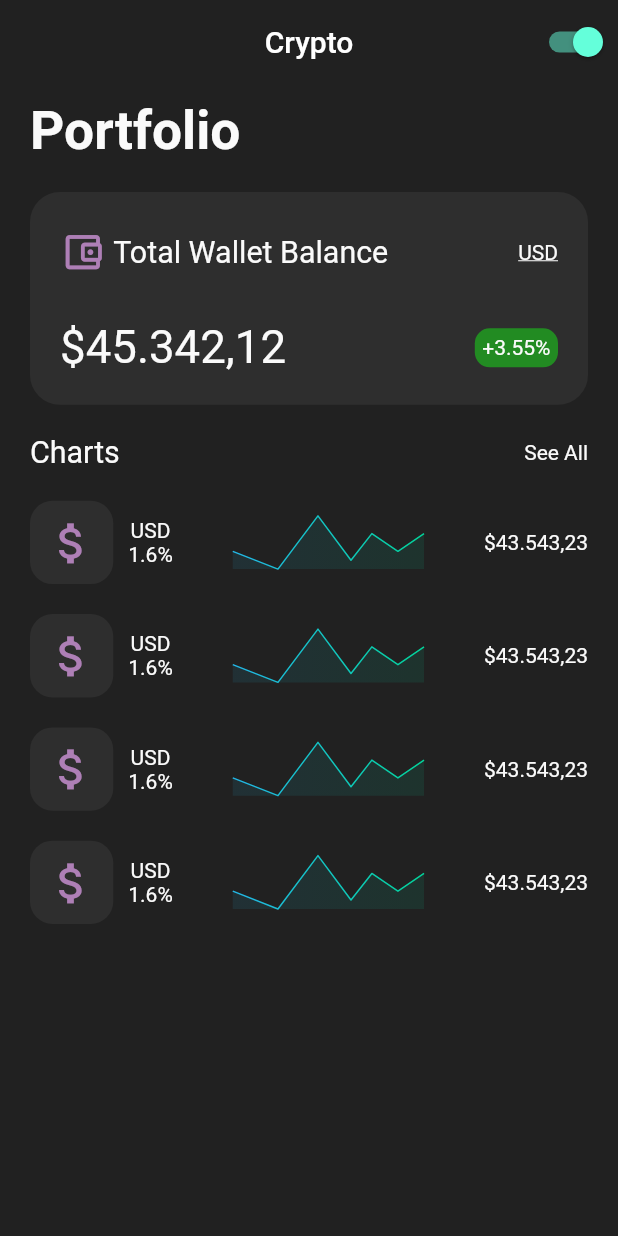
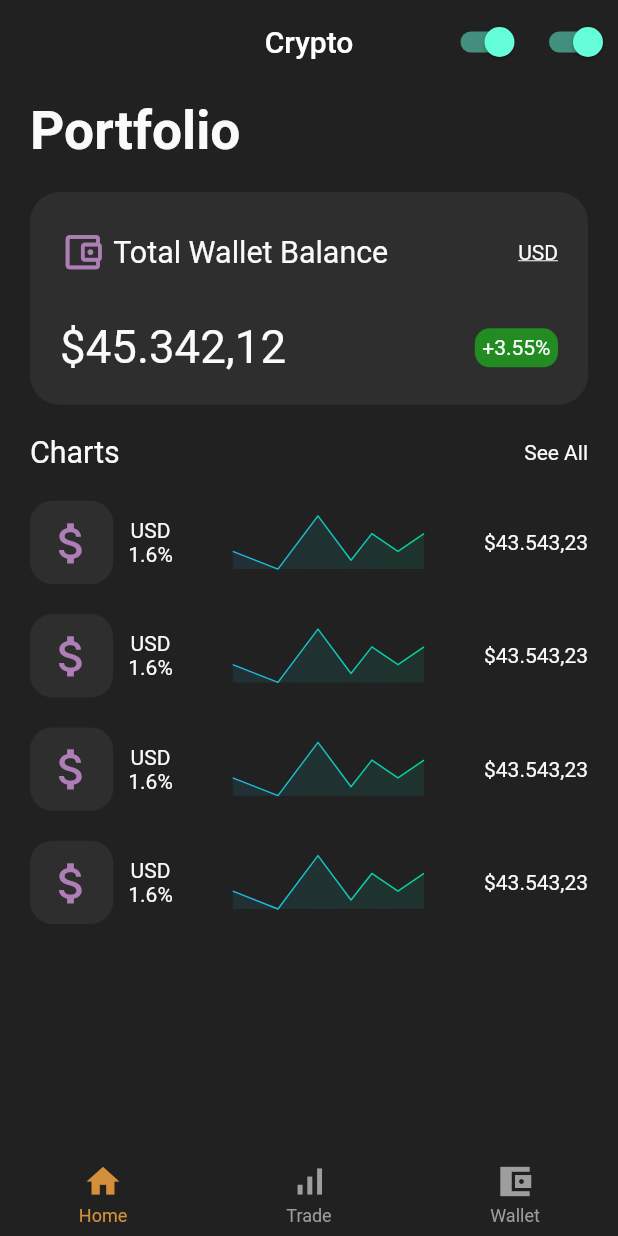
Before and after one commit to emrecoskun705/crypto_trading_game_app, a Flutter app: the screen it shows after launch, on a phone screen of 412 x 824 dp. Run offline on Flutter 3.47's test engine with Material 2 defaults, Android fonts, the phone set to English and light mode, and no system bars; drawn by our look-alikes of fl_chart, persistent_bottom_nav_bar.

Commit message:
Add persistent bottom navbar I used persistent_bottom_navbar package to handle persistent bottom navbar easily. Also tr/en language support updated.

```diff
--- a/lib/l10n/intl_en.arb
+++ b/lib/l10n/intl_en.arb
@@ -1,7 +1,11 @@
 {
+  "@@locale": "en",
   "titleText": "Crypto",
   "portfolioText": "Portfolio",
   "totalWalletBalanceText": "Total Wallet Balance",
   "chartsText": "Charts",
-  "seeAllText": "See All"
+  "seeAllText": "See All",
+  "homeText": "Home",
+  "tradeText": "Trade",
+  "walletText": "Wallet"
 }
--- a/lib/l10n/intl_tr.arb
+++ b/lib/l10n/intl_tr.arb
@@ -1,7 +1,11 @@
 {
+  "@@locale": "tr",
   "titleText": "Kripto",
   "portfolioText": "Portfolyo",
   "totalWalletBalanceText": "Toplam Cüzdan Bakiyesi",
   "chartsText": "Grafikler",
-  "seeAllText": "Hepsi"
+  "seeAllText": "Hepsi",
+  "homeText": "Ana Sayfa",
+  "tradeText": "Al/Sat",
+  "walletText": "Cüzdan"
 }
--- a/lib/main.dart
+++ b/lib/main.dart
@@ -1,7 +1,7 @@
 import 'package:crypto_trading_game/generated/l10n.dart';
 import 'package:crypto_trading_game/provider/language_change_provider.dart';
 import 'package:crypto_trading_game/provider/theme_provider.dart';
-import 'package:crypto_trading_game/screens/home/home_screen.dart';
+import 'package:crypto_trading_game/screens/main_persistent_tab.dart';
 import 'package:flutter/material.dart';
 import 'package:flutter/services.dart';
 import 'package:flutter_localizations/flutter_localizations.dart';
@@ -41,7 +41,7 @@ class MyApp extends StatelessWidget {
             themeMode: theme.themeMode,
             theme: MyThemes.lightTheme,
             darkTheme: MyThemes.darkTheme,
-            home: HomeScreen(),
+            home: MainPersistentTab(),
           );
         },
       ),
--- a/lib/provider/language_change_provider.dart
+++ b/lib/provider/language_change_provider.dart
@@ -9,4 +9,9 @@ class LanguageChangeProvider extends ChangeNotifier {
     this._currentLocale = Locale(locale);
     notifyListeners();
   }
+
+  void toggleLanguage(bool isOn) {
+    this._currentLocale = isOn ? Locale('en') : Locale('tr');
+    notifyListeners();
+  }
 }
--- a/lib/provider/theme_provider.dart
+++ b/lib/provider/theme_provider.dart
@@ -30,8 +30,8 @@ class MyThemes {
   );
 
   static final lightTheme = ThemeData(
-    scaffoldBackgroundColor: Colors.white,
-    primaryColor: Colors.white,
+    scaffoldBackgroundColor: Color(0xFFFAFAFA),
+    primaryColor: Color(0xFFFAFAFA),
     colorScheme: ColorScheme.light(),
     iconTheme: IconThemeData(color: Colors.red, opacity: 0.8),
   );
--- a/lib/screens/home/home_screen.dart
+++ b/lib/screens/home/home_screen.dart
@@ -1,5 +1,6 @@
 import 'package:crypto_trading_game/constants.dart';
 import 'package:crypto_trading_game/generated/l10n.dart';
+import 'package:crypto_trading_game/screens/widgets/change_language_button.dart';
 import 'package:crypto_trading_game/screens/widgets/chart_card.dart';
 import 'package:crypto_trading_game/screens/widgets/change_theme_button_widget.dart';
 import 'package:flutter/cupertino.dart';
@@ -20,6 +21,7 @@ class HomeScreen extends StatelessWidget {
         centerTitle: true,
         title: Text(S.of(context).titleText),
         actions: [
+          ChangeLanguageButton(),
           ChangeThemeButtonWidget(),
         ],
       ),
--- /dev/null
+++ b/lib/screens/main_persistent_tab.dart
@@ -0,0 +1,81 @@
+import 'package:crypto_trading_game/generated/l10n.dart';
+import 'package:crypto_trading_game/provider/theme_provider.dart';
+import 'package:crypto_trading_game/screens/home/home_screen.dart';
+import 'package:flutter/material.dart';
+import 'package:persistent_bottom_nav_bar/persistent-tab-view.dart';
+import 'package:provider/provider.dart';
+
+class MainPersistentTab extends StatefulWidget {
+  const MainPersistentTab({Key? key}) : super(key: key);
+
+  @override
+  _MainPersistentTabState createState() => _MainPersistentTabState();
+}
+
+class _MainPersistentTabState extends State<MainPersistentTab> {
+  @override
+  Widget build(BuildContext context) {
+    return buildPersistentTabView(context);
+  }
+
+  List<Widget> screens = [
+    HomeScreen(),
+    Container(),
+    Container(),
+  ];
+
+  List<PersistentBottomNavBarItem> _navbarItems(BuildContext context) {
+    return [
+      PersistentBottomNavBarItem(
+        icon: Icon(Icons.home),
+        title: (S.of(context).homeText),
+        activeColorPrimary: Colors.orangeAccent.withOpacity(0.8),
+        inactiveColorPrimary: Colors.grey,
+        routeAndNavigatorSettings: RouteAndNavigatorSettings(initialRoute: '/'),
+      ),
+      PersistentBottomNavBarItem(
+        icon: Icon(Icons.signal_cellular_alt),
+        title: (S.of(context).tradeText),
+        activeColorPrimary: Colors.orangeAccent.withOpacity(0.8),
+        inactiveColorPrimary: Colors.grey,
+        routeAndNavigatorSettings: RouteAndNavigatorSettings(initialRoute: '/'),
+      ),
+      PersistentBottomNavBarItem(
+        icon: Icon(Icons.account_balance_wallet_sharp),
+        title: (S.of(context).walletText),
+        activeColorPrimary: Colors.orangeAccent.withOpacity(0.8),
+        inactiveColorPrimary: Colors.grey,
+        routeAndNavigatorSettings: RouteAndNavigatorSettings(initialRoute: '/'),
+      ),
+    ];
+  }
+
+  Widget buildPersistentTabView(BuildContext context) {
+    return PersistentTabView(
+      context,
+      screens: screens,
+      items: _navbarItems(context),
+      confineInSafeArea: true,
+      backgroundColor:
+          context.watch<ThemeProvider>().themeMode == ThemeMode.dark
+              ? Colors.grey.shade900
+              : Color(0xFFFAFAFA), // Dark and light mode colors
+      handleAndroidBackButtonPress: true, // Default is true.
+      resizeToAvoidBottomInset:
+          true, // This needs to be true if you want to move up the screen when keyboard appears. Default is true.
+      stateManagement: true, // Default is true.
+      hideNavigationBarWhenKeyboardShows:
+          true, // Recommended to set 'resizeToAvoidBottomInset' as true while using this argument. Default is true.
+      popAllScreensOnTapOfSelectedTab: true,
+      popActionScreens: PopActionScreensType.all,
+      itemAnimationProperties: ItemAnimationProperties(
+        // Navigation Bar's items animation properties.
+        duration: Duration(milliseconds: 200),
+        curve: Curves.ease,
+      ),
+
+      navBarStyle:
+          NavBarStyle.style6, // Choose the nav bar style with this property.
+    );
+  }
+}
--- /dev/null
+++ b/lib/screens/widgets/change_language_button.dart
@@ -0,0 +1,19 @@
+import 'package:crypto_trading_game/provider/language_change_provider.dart';
+import 'package:flutter/material.dart';
+import 'package:provider/provider.dart';
+
+class ChangeLanguageButton extends StatelessWidget {
+  const ChangeLanguageButton({Key? key}) : super(key: key);
+
+  @override
+  Widget build(BuildContext context) {
+    final languageChangeProvider = Provider.of<LanguageChangeProvider>(context);
+    return Switch.adaptive(
+      value: languageChangeProvider.currentLocale == Locale('en') ? true:false,
+      onChanged: (value) {
+        final provider = Provider.of<LanguageChangeProvider>(context, listen: false);
+        provider.toggleLanguage(value);
+      },
+    );
+  }
+}
--- a/pubspec.yaml
+++ b/pubspec.yaml
@@ -34,6 +34,7 @@ dependencies:
   cupertino_icons: ^1.0.2
   provider: ^6.0.0
   fl_chart: ^0.40.0
+  persistent_bottom_nav_bar: ^4.0.2
 
 dev_dependencies:
   flutter_test:
@@ -49,7 +50,6 @@ flutter:
   # included with your application, so that you can use the icons in
   # the material Icons class.
   uses-material-design: true
-  generate: true
 
   # To add assets to your application, add an assets section, like this:
   # assets:
```
Also changed, not shown: lib/generated/intl/messages_en.dart, lib/generated/intl/messages_tr.dart, lib/generated/l10n.dart, pubspec.lock.
